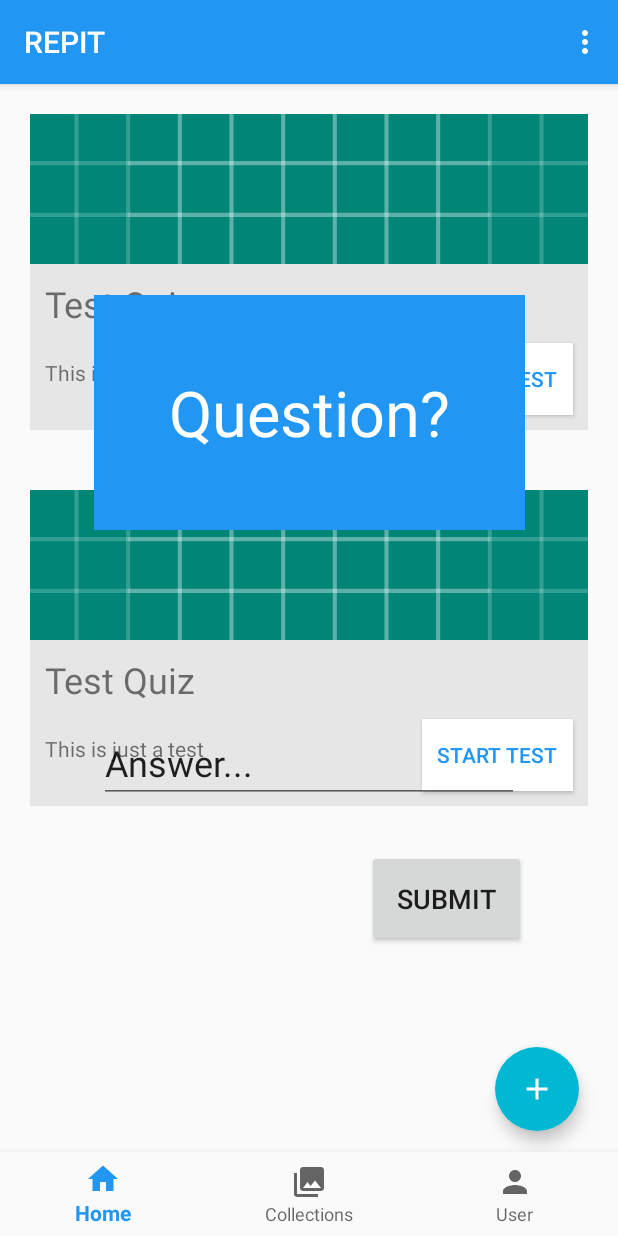
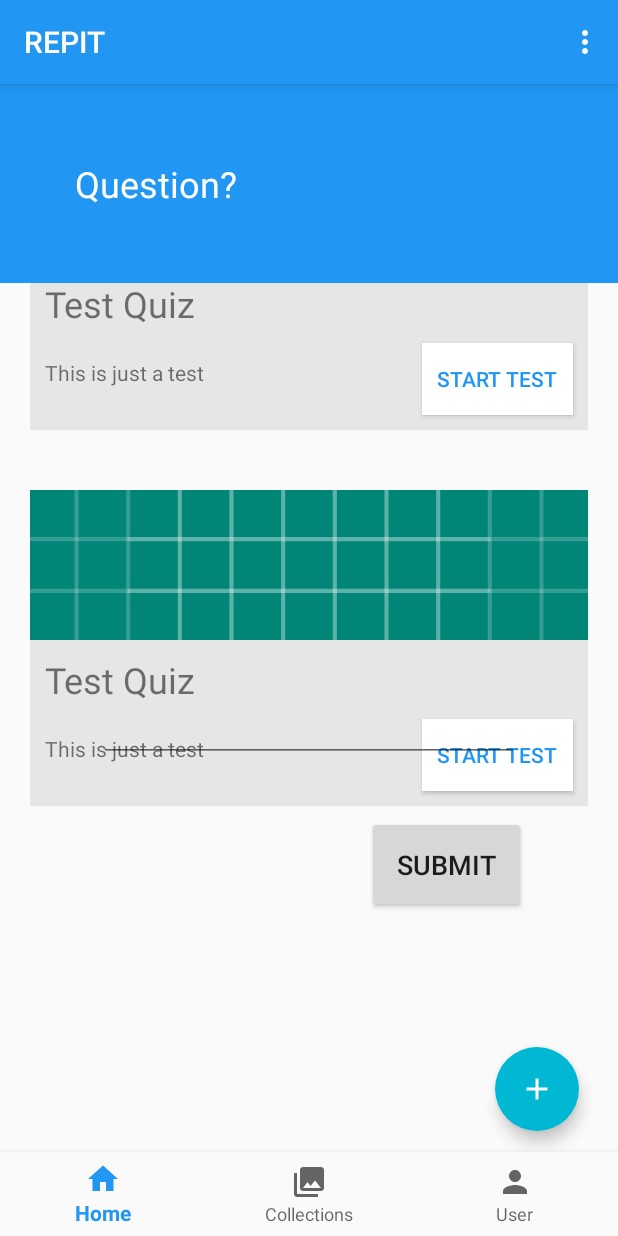
Before and after one commit to AGrefslie/REPIT_Project, an Android app: the fragment answerTest_fragment placed in its activity, on a phone screen of 412 x 824 dp. Run offline under Robolectric (Android 15) with nearby library versions, the phone set to English and light mode, and no system bars; our stand-ins replace Firebase (no records; nobody signed in at launch, a user with empty details on screens opened directly), navigation-ui; libraries missing offline, so code that uses them is left out: com.firebase.ui; pictures from the network do not load; 2 statements that could not run were skipped.

Commit message:
Added logic for answering questions
Added logic for answering questions

```diff
--- a/app/src/main/java/com/example/repit_project/RecyclerViewAdapter/QuizAdapter.kt
+++ b/app/src/main/java/com/example/repit_project/RecyclerViewAdapter/QuizAdapter.kt
@@ -37,10 +37,10 @@ class QuizAdapter(private val list: List<Quiz>) : RecyclerView.Adapter<RecyclerV
                 holder.bind(currentQuizItem)
 
                 holder.startTestButton.setOnClickListener{ view ->
-                    Toast.makeText(view.context, "Test " + position.toString(), Toast.LENGTH_SHORT).show()
 
                     val action = home_fragmentDirections.actionDestinationHomeToAnswerTestFragment(position)
                     findNavController(view).navigate(action)
+
                 }
             }
         }
--- a/app/src/main/java/com/example/repit_project/answerTest_fragment.kt
+++ b/app/src/main/java/com/example/repit_project/answerTest_fragment.kt
@@ -6,6 +6,8 @@ import android.view.View
 import android.view.ViewGroup
 import androidx.fragment.app.Fragment
 import kotlinx.android.synthetic.main.fragment_answer_test.*
+import androidx.navigation.fragment.findNavController
+
 
 class answerTest_fragment : Fragment() {
 
@@ -19,9 +21,39 @@ class answerTest_fragment : Fragment() {
     override fun onViewCreated(view: View, savedInstanceState: Bundle?) {
         super.onViewCreated(view, savedInstanceState)
 
+
         val position = answerTest_fragmentArgs.fromBundle(arguments!!).quizPosition
+        val quizList = home_fragment.QuizList
+        var quizStartValue = 0
 
-        questionText.setText("This is Quiz " + position)
+        questionText.setText(quizList[position].questions[quizStartValue].question)
+
+
+        submitAnswer.setOnClickListener {
+            if (quizStartValue > quizList[position].questions.size) {
+
+                val goToFeedbackAction = answerTest_fragmentDirections.actionAnswerTestFragmentToQuizFeedback()
+                findNavController().navigate(goToFeedbackAction)
+
+            } else {
+
+                if (quizList[position].questions[quizStartValue].answer == userAnswer.text.toString()) {
+                    //Sets Answer to black, and feedback to blank
+                    userAnswer.setText("")
+                    answerFeedbackText.setText("")
+
+                    //Goes to next question if answer is correct
+                    quizStartValue = quizStartValue + 1
+                    questionText.setText(quizList[position].questions[quizStartValue].question)
+
+                } else {
+                    //Gives feedback on wrong answer
+                    answerFeedbackText.setText("FEIL! Prøv igjen")
+                }
+            }
+
+        }
 
     }
+
 }
--- a/app/src/main/java/com/example/repit_project/home_fragment.kt
+++ b/app/src/main/java/com/example/repit_project/home_fragment.kt
@@ -21,23 +21,6 @@ import kotlinx.android.synthetic.main.layout_listitem.view.*
 class home_fragment : Fragment() {
 
 
-    private val QuestionList = listOf(
-        Question("ok", "nei"),
-        Question("ok", "nei"),
-        Question("ok", "nei"),
-        Question("ok", "nei")
-    )
-
-    val QuizList = listOf(
-        Quiz("Test Quiz", "This is just a test", "https://images.unsplash.com/photo-1524646432175-d58115a8a854?ixlib=rb-1.2.1&ixid=eyJhcHBfaWQiOjEyMDd9&auto=format&fit=crop&w=1050&q=80", false, QuestionList),
-        Quiz("Test Quiz", "This is just a test", "https://images.unsplash.com/photo-1524646432175-d58115a8a854?ixlib=rb-1.2.1&ixid=eyJhcHBfaWQiOjEyMDd9&auto=format&fit=crop&w=1050&q=80", false, QuestionList)
-        //Quiz("Test Quiz", "This is just a test", "https://images.unsplash.com/photo-1524646432175-d58115a8a854?ixlib=rb-1.2.1&ixid=eyJhcHBfaWQiOjEyMDd9&auto=format&fit=crop&w=1050&q=80", false, QuestionList),
-        //Quiz("Test Quiz", "This is just a test", "https://images.unsplash.com/photo-1524646432175-d58115a8a854?ixlib=rb-1.2.1&ixid=eyJhcHBfaWQiOjEyMDd9&auto=format&fit=crop&w=1050&q=80", false, QuestionList),
-        //Quiz("Test Quiz", "This is just a test", "https://images.unsplash.com/photo-1524646432175-d58115a8a854?ixlib=rb-1.2.1&ixid=eyJhcHBfaWQiOjEyMDd9&auto=format&fit=crop&w=1050&q=80", false, QuestionList)
-    )
-
-
-
     override fun onCreateView(inflater: LayoutInflater, container: ViewGroup?, savedInstanceState: Bundle?): View? {
         // Inflate the layout for this fragment
         return inflater.inflate(R.layout.fragment_home, container, false)
@@ -52,4 +35,25 @@ class home_fragment : Fragment() {
         }
     }
 
+    companion object {
+        private val QuestionList1 = listOf(
+            Question("Hva er Hei på Spansk?", "Hola"),
+            Question("Hva er Hei på Engelsk?", "Hello")
+        )
+
+        private val QuestionList2 = listOf(
+            Question("Hvem er kaptein for Manchester United?", "Ashley Young"),
+            Question("Hvem er norges største tallent i golf i dag?", "Viktor Hovland")
+        )
+
+
+        val QuizList = listOf(
+            Quiz("Test Quiz", "This is just a test", "https://images.unsplash.com/photo-1524646432175-d58115a8a854?ixlib=rb-1.2.1&ixid=eyJhcHBfaWQiOjEyMDd9&auto=format&fit=crop&w=1050&q=80", false, QuestionList1),
+            Quiz("Test Quiz", "This is just a test", "https://images.unsplash.com/photo-1524646432175-d58115a8a854?ixlib=rb-1.2.1&ixid=eyJhcHBfaWQiOjEyMDd9&auto=format&fit=crop&w=1050&q=80", false, QuestionList2)
+            //Quiz("Test Quiz", "This is just a test", "https://images.unsplash.com/photo-1524646432175-d58115a8a854?ixlib=rb-1.2.1&ixid=eyJhcHBfaWQiOjEyMDd9&auto=format&fit=crop&w=1050&q=80", false, QuestionList),
+            //Quiz("Test Quiz", "This is just a test", "https://images.unsplash.com/photo-1524646432175-d58115a8a854?ixlib=rb-1.2.1&ixid=eyJhcHBfaWQiOjEyMDd9&auto=format&fit=crop&w=1050&q=80", false, QuestionList),
+            //Quiz("Test Quiz", "This is just a test", "https://images.unsplash.com/photo-1524646432175-d58115a8a854?ixlib=rb-1.2.1&ixid=eyJhcHBfaWQiOjEyMDd9&auto=format&fit=crop&w=1050&q=80", false, QuestionList)
+        )
+    }
+
 }
--- a/app/src/main/res/layout/fragment_answer_test.xml
+++ b/app/src/main/res/layout/fragment_answer_test.xml
@@ -8,32 +8,30 @@
 
     <TextView
         android:id="@+id/questionText"
-        android:layout_width="wrap_content"
+        android:layout_width="match_parent"
         android:layout_height="wrap_content"
+        android:background="@color/colorPrimary"
+        android:padding="50sp"
         android:text="Question?"
         android:textColor="@android:color/white"
-        android:textSize="42sp"
-        android:background="@color/colorPrimary"
-        android:padding="50sp"
+        android:textSize="24sp"
         app:layout_constraintBottom_toBottomOf="parent"
         app:layout_constraintEnd_toEndOf="parent"
         app:layout_constraintStart_toStartOf="parent"
         app:layout_constraintTop_toTopOf="parent"
-        app:layout_constraintVertical_bias="0.25" />
+        app:layout_constraintVertical_bias="0.0" />
 
     <EditText
-        android:id="@+id/editText"
+        android:id="@+id/userAnswer"
         android:layout_width="wrap_content"
         android:layout_height="wrap_content"
         android:ems="10"
-        android:inputType="textPersonName"
-        android:text="Answer..."
+        android:inputType="text"
         android:textSize="24sp"
         app:layout_constraintBottom_toBottomOf="parent"
         app:layout_constraintEnd_toEndOf="parent"
         app:layout_constraintStart_toStartOf="parent"
-        app:layout_constraintTop_toBottomOf="@+id/questionText"
-        app:layout_constraintVertical_bias="0.35000002" />
+        app:layout_constraintTop_toBottomOf="@+id/questionText" />
 
     <Button
         android:id="@+id/submitAnswer"
@@ -46,6 +44,16 @@
         app:layout_constraintEnd_toEndOf="parent"
         app:layout_constraintHorizontal_bias="0.8"
         app:layout_constraintStart_toStartOf="parent"
-        app:layout_constraintTop_toBottomOf="@+id/editText"
+        app:layout_constraintTop_toBottomOf="@+id/userAnswer"
         app:layout_constraintVertical_bias="0.18" />
+
+    <TextView
+        android:id="@+id/answerFeedbackText"
+        android:layout_width="wrap_content"
+        android:layout_height="wrap_content"
+        android:textSize="42sp"
+        app:layout_constraintBottom_toTopOf="@+id/userAnswer"
+        app:layout_constraintEnd_toEndOf="parent"
+        app:layout_constraintStart_toStartOf="parent"
+        app:layout_constraintTop_toBottomOf="@+id/questionText" />
 </androidx.constraintlayout.widget.ConstraintLayout>
--- a/app/src/main/res/navigation/nav_graph.xml
+++ b/app/src/main/res/navigation/nav_graph.xml
@@ -35,5 +35,17 @@
         <argument
             android:name="QuizPosition"
             app:argType="integer" />
+        <action
+            android:id="@+id/action_answerTest_fragment_to_quizFeedback"
+            app:destination="@id/quizFeedback" />
+    </fragment>
+    <fragment
+        android:id="@+id/quizFeedback"
+        android:name="com.example.repit_project.QuizFeedback"
+        android:label="QuizFeedback" >
+        <argument
+            android:name="correctAnswers"
+            app:argType="integer"
+            android:defaultValue="0" />
     </fragment>
 </navigation>
--- a/build.gradle
+++ b/build.gradle
@@ -10,7 +10,7 @@ buildscript {
     dependencies {
         def nav_version = "2.1.0"
 
-        classpath 'com.android.tools.build:gradle:3.5.0'
+        classpath 'com.android.tools.build:gradle:3.5.1'
         classpath "org.jetbrains.kotlin:kotlin-gradle-plugin:$kotlin_version"
         classpath 'com.google.gms:google-services:4.2.0'
         classpath "androidx.navigation:navigation-safe-args-gradle-plugin:$nav_version"
```
Also changed, not shown: app/src/main/java/com/example/repit_project/QuizFeedback.kt (added, +22 -0 lines), app/src/main/res/layout/fragment_feedback.xml (added, +7 -0 lines).
